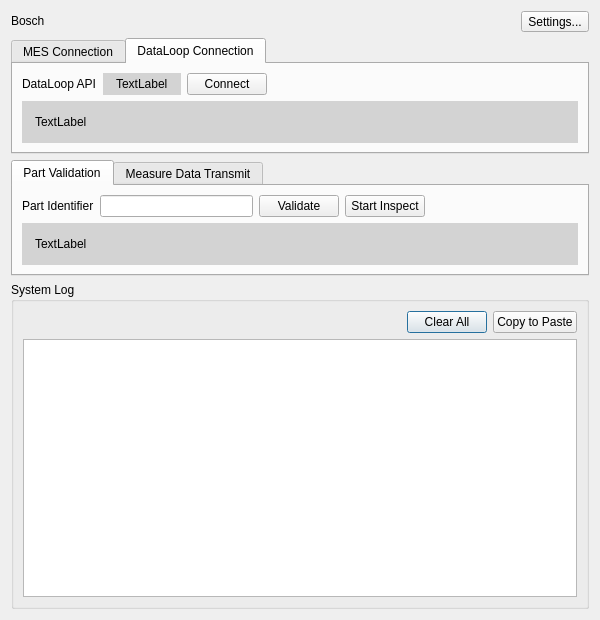
First picture: the form in src/app/mesconnectorclient.ui, repository Sanlo/bosch-mes-connector, before the edit.
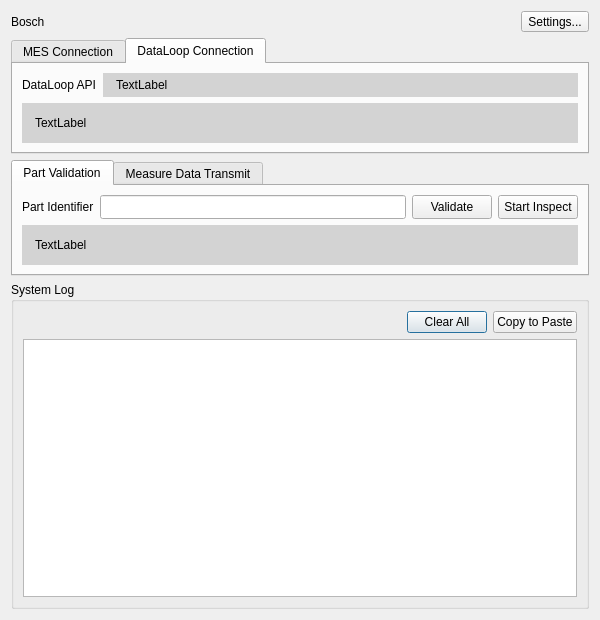
Second picture: the form after the edit. The open tabs and pages were chosen to show the change. Icons and pictures are not drawn.

Diff of the .ui file:
```diff
--- a/src/app/mesconnectorclient.ui
+++ b/src/app/mesconnectorclient.ui
@@ -106,8 +106,8 @@
       <widget class="QLabel" name="link_bosch">
        <property name="maximumSize">
         <size>
-         <width>80</width>
-         <height>20</height>
+         <width>120</width>
+         <height>30</height>
         </size>
        </property>
        <property name="text">
@@ -175,10 +175,23 @@
           </widget>
          </item>
          <item>
-          <widget class="QLineEdit" name="edit_partID"/>
+          <widget class="QLineEdit" name="edit_partID">
+           <property name="sizePolicy">
+            <sizepolicy hsizetype="Expanding" vsizetype="Preferred">
+             <horstretch>1</horstretch>
+             <verstretch>0</verstretch>
+            </sizepolicy>
+           </property>
+          </widget>
          </item>
          <item>
           <widget class="QPushButton" name="btn_validate">
+           <property name="sizePolicy">
+            <sizepolicy hsizetype="Preferred" vsizetype="Preferred">
+             <horstretch>0</horstretch>
+             <verstretch>0</verstretch>
+            </sizepolicy>
+           </property>
            <property name="text">
             <string>Validate</string>
            </property>
@@ -186,24 +199,17 @@
          </item>
          <item>
           <widget class="QPushButton" name="btn_startInspect">
+           <property name="sizePolicy">
+            <sizepolicy hsizetype="Preferred" vsizetype="Preferred">
+             <horstretch>0</horstretch>
+             <verstretch>0</verstretch>
+            </sizepolicy>
+           </property>
            <property name="text">
             <string>Start Inspect</string>
            </property>
           </widget>
          </item>
-         <item>
-          <spacer name="horizontalSpacer_3">
-           <property name="orientation">
-            <enum>Qt::Orientation::Horizontal</enum>
-           </property>
-           <property name="sizeHint" stdset="0">
-            <size>
-             <width>40</width>
-             <height>20</height>
-            </size>
-           </property>
-          </spacer>
-         </item>
         </layout>
        </item>
        <item row="1" column="0">
@@ -460,6 +466,12 @@
          </item>
          <item>
           <widget class="QLabel" name="label_dlAPI">
+           <property name="sizePolicy">
+            <sizepolicy hsizetype="Preferred" vsizetype="Preferred">
+             <horstretch>1</horstretch>
+             <verstretch>0</verstretch>
+            </sizepolicy>
+           </property>
            <property name="styleSheet">
             <string notr="true">background-color: rgb(211, 211, 211);
 padding-left: 10px;
@@ -470,26 +482,6 @@
            </property>
           </widget>
          </item>
-         <item>
-          <widget class="QPushButton" name="btn_connect_dataloop">
-           <property name="text">
-            <string>Connect</string>
-           </property>
-          </widget>
-         </item>
-         <item>
-          <spacer name="horizontalSpacer">
-           <property name="orientation">
-            <enum>Qt::Orientation::Horizontal</enum>
-           </property>
-           <property name="sizeHint" stdset="0">
-            <size>
-             <width>40</width>
-             <height>20</height>
-            </size>
-           </property>
-          </spacer>
-         </item>
         </layout>
        </item>
       </layout>
```
Left out of the diff: 57 changed lines with no effect on the pictures.
